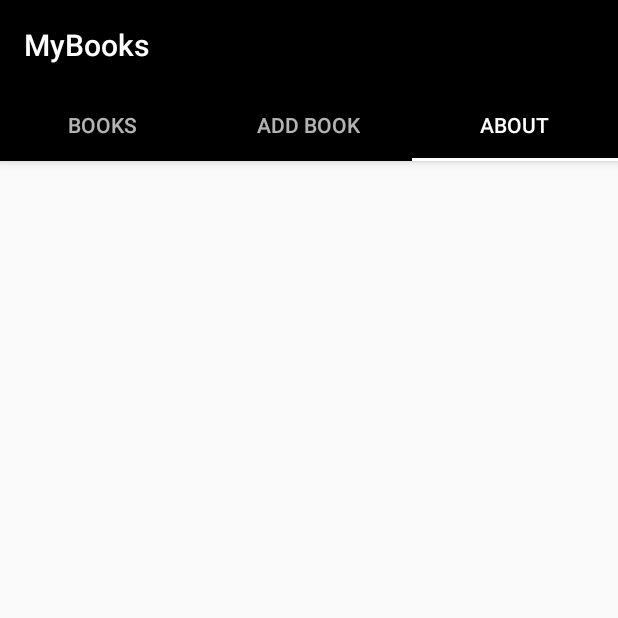
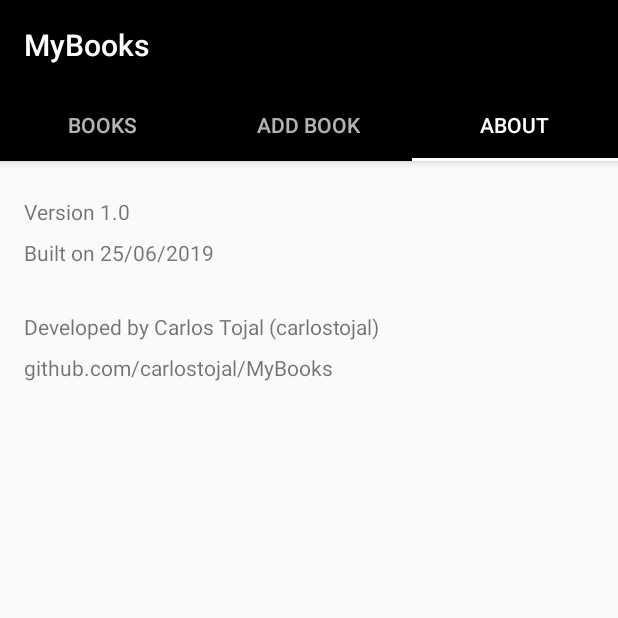
Before and after one commit to carlostojal/MyBooks, an Android app: the screen it shows after launch (MainActivity), tab 3 chosen, on a phone screen of 412 x 824 dp, the top half of it. Run offline under Robolectric (Android 15) with nearby library versions, the phone set to English and light mode, and no system bars.

Commit message:
Concluded app interface

```diff
--- /dev/null
+++ b/app/src/main/java/com/carlostojal/mybooks/About.java
@@ -0,0 +1,29 @@
+package com.carlostojal.mybooks;
+
+//
+// Copyright (c) Carlos Tojal (carlostojal)
+// About.java
+// MyBooks
+// github.com/carlostojal/MyBooks
+//
+
+import android.os.Bundle;
+import android.view.LayoutInflater;
+import android.view.View;
+import android.view.ViewGroup;
+import android.widget.Toast;
+
+import androidx.annotation.Nullable;
+import androidx.fragment.app.Fragment;
+
+public class About extends Fragment {
+    public static final String TAG = "AboutFragment";
+
+    @Nullable
+    @Override
+    public View onCreateView(LayoutInflater inflater, @Nullable ViewGroup container, @Nullable Bundle savedInstanceState) {
+        View view = inflater.inflate(R.layout.fragment_about,container,false);
+
+        return view;
+    }
+}
--- /dev/null
+++ b/app/src/main/java/com/carlostojal/mybooks/AddBook.java
@@ -0,0 +1,54 @@
+package com.carlostojal.mybooks;
+
+//
+// Copyright (c) Carlos Tojal (carlostojal)
+// AddBook.java
+// MyBooks
+// github.com/carlostojal/MyBooks
+//
+
+import android.os.Bundle;
+import android.view.LayoutInflater;
+import android.view.View;
+import android.view.ViewGroup;
+import android.widget.EditText;
+import android.widget.TextView;
+import android.widget.Toast;
+
+import androidx.annotation.Nullable;
+import androidx.fragment.app.Fragment;
+
+public class AddBook extends Fragment {
+    public static final String TAG = "AddBookFragment";
+
+    //Interface elements declaration
+    private TextView titleText;
+    private TextView writerText;
+    private TextView publisherText;
+    private TextView yearText;
+    private TextView npagesText;
+    private EditText titleField;
+    private EditText writerField;
+    private EditText publisherField;
+    private EditText yearField;
+    private EditText npagesField;
+
+    @Nullable
+    @Override
+    public View onCreateView(LayoutInflater inflater, @Nullable ViewGroup container, @Nullable Bundle savedInstanceState) {
+        View view = inflater.inflate(R.layout.fragment_add_book,container,false);
+
+        titleText = (TextView) view.findViewById(R.id.title);
+        writerText = (TextView) view.findViewById(R.id.writer);
+        publisherText = (TextView) view.findViewById(R.id.publisher);
+        yearText = (TextView) view.findViewById(R.id.year);
+        npagesText = (TextView) view.findViewById(R.id.npages);
+        titleField = (EditText) view.findViewById(R.id.title_field);
+        writerField = (EditText) view.findViewById(R.id.writer_field);
+        publisherField = (EditText) view.findViewById(R.id.publisher_field);
+        yearField = (EditText) view.findViewById(R.id.year_field);
+        npagesField = (EditText) view.findViewById(R.id.npages_field);
+
+        return view;
+    }
+}
--- /dev/null
+++ b/app/src/main/java/com/carlostojal/mybooks/Books.java
@@ -0,0 +1,35 @@
+package com.carlostojal.mybooks;
+
+//
+// Copyright (c) Carlos Tojal (carlostojal)
+// Books.java
+// MyBooks
+// github.com/carlostojal/MyBooks
+//
+
+import android.os.Bundle;
+import android.view.LayoutInflater;
+import android.view.View;
+import android.view.ViewGroup;
+import android.widget.ListView;
+import android.widget.TextView;
+import android.widget.Toast;
+
+import androidx.annotation.Nullable;
+import androidx.fragment.app.Fragment;
+
+public class Books extends Fragment {
+    public static final String TAG = "BooksFragment";
+
+    private ListView bookList;
+
+    @Nullable
+    @Override
+    public View onCreateView(LayoutInflater inflater, @Nullable ViewGroup container, @Nullable Bundle savedInstanceState) {
+        View view = inflater.inflate(R.layout.fragment_books,container,false);
+
+        bookList = view.findViewById(R.id.booklist);
+
+        return view;
+    }
+}
--- a/app/src/main/java/com/carlostojal/mybooks/MainActivity.java
+++ b/app/src/main/java/com/carlostojal/mybooks/MainActivity.java
@@ -19,9 +19,30 @@ import android.view.View;
 
 public class MainActivity extends AppCompatActivity {
 
+    public static final String TAG = "MainActivity";
+
+    private SectionsPageAdapter mSectionsPageAdapter;
+    private ViewPager mViewPager;
+
     @Override
     protected void onCreate(Bundle savedInstanceState) {
         super.onCreate(savedInstanceState);
         setContentView(R.layout.activity_main);
+
+        mSectionsPageAdapter = new SectionsPageAdapter(getSupportFragmentManager());
+
+        mViewPager = (ViewPager) findViewById(R.id.view_pager);
+        setupViewPager(mViewPager);
+
+        TabLayout tabLayout = (TabLayout) findViewById(R.id.tabs);
+        tabLayout.setupWithViewPager(mViewPager);
+    }
+
+    private void setupViewPager(ViewPager viewPager) {
+        SectionsPageAdapter adapter = new SectionsPageAdapter(getSupportFragmentManager());
+        adapter.addFragment(new Books(),"Books");
+        adapter.addFragment(new AddBook(),"Add Book");
+        adapter.addFragment(new About(),"About");
+        viewPager.setAdapter(adapter);
     }
 }
--- /dev/null
+++ b/app/src/main/java/com/carlostojal/mybooks/SectionsPageAdapter.java
@@ -0,0 +1,44 @@
+package com.carlostojal.mybooks;
+
+//
+// Copyright (c) Carlos Tojal (carlostojal)
+// SectionPageAdapter.java
+// MyBooks
+// github.com/carlostojal/MyBooks
+//
+
+import androidx.fragment.app.Fragment;
+import androidx.fragment.app.FragmentManager;
+import androidx.fragment.app.FragmentPagerAdapter;
+
+import java.util.ArrayList;
+import java.util.List;
+
+public class SectionsPageAdapter extends FragmentPagerAdapter {
+
+    private final List<Fragment> mFragmentList = new ArrayList<>();
+    private final List<String> mFragmentTitleList = new ArrayList<>();
+
+    public void addFragment(Fragment fragment,String title) {
+        mFragmentList.add(fragment);
+        mFragmentTitleList.add(title);
+    }
+
+    public SectionsPageAdapter(FragmentManager fm) {
+        super(fm);
+    }
+
+    public CharSequence getPageTitle(int position) {
+        return mFragmentTitleList.get(position);
+    }
+
+    @Override
+    public Fragment getItem(int position) {
+        return mFragmentList.get(position);
+    }
+
+    @Override
+    public int getCount() {
+        return mFragmentList.size();
+    }
+}
--- /dev/null
+++ b/app/src/main/res/layout/fragment_about.xml
@@ -0,0 +1,48 @@
+<?xml version="1.0" encoding="utf-8"?>
+<androidx.constraintlayout.widget.ConstraintLayout xmlns:android="http://schemas.android.com/apk/res/android"
+    xmlns:app="http://schemas.android.com/apk/res-auto"
+    xmlns:tools="http://schemas.android.com/tools"
+    android:id="@+id/constraintLayout"
+    android:layout_width="match_parent"
+    android:layout_height="match_parent">
+
+    <TextView
+        android:id="@+id/version"
+        android:layout_width="wrap_content"
+        android:layout_height="wrap_content"
+        android:layout_marginStart="16dp"
+        android:layout_marginTop="24dp"
+        android:text="@string/version"
+        app:layout_constraintStart_toStartOf="parent"
+        app:layout_constraintTop_toTopOf="parent" />
+
+    <TextView
+        android:id="@+id/version_date"
+        android:layout_width="wrap_content"
+        android:layout_height="wrap_content"
+        android:layout_marginStart="16dp"
+        android:layout_marginTop="8dp"
+        android:text="@string/version_date"
+        app:layout_constraintStart_toStartOf="parent"
+        app:layout_constraintTop_toBottomOf="@+id/version" />
+
+    <TextView
+        android:id="@+id/developer"
+        android:layout_width="wrap_content"
+        android:layout_height="wrap_content"
+        android:layout_marginStart="16dp"
+        android:layout_marginTop="30dp"
+        android:text="@string/developer"
+        app:layout_constraintStart_toStartOf="parent"
+        app:layout_constraintTop_toBottomOf="@+id/version_date" />
+
+    <TextView
+        android:id="@+id/repo"
+        android:layout_width="wrap_content"
+        android:layout_height="wrap_content"
+        android:layout_marginStart="16dp"
+        android:layout_marginTop="8dp"
+        android:text="@string/repo"
+        app:layout_constraintStart_toStartOf="parent"
+        app:layout_constraintTop_toBottomOf="@+id/developer" />
+</androidx.constraintlayout.widget.ConstraintLayout>
--- a/app/src/main/res/layout/fragment_books.xml
+++ b/app/src/main/res/layout/fragment_books.xml
@@ -7,7 +7,7 @@
     android:layout_height="match_parent">
 
     <ListView
-        android:id="@+id/listview"
+        android:id="@+id/booklist"
         android:layout_width="0dp"
         android:layout_height="0dp"
         app:layout_constraintBottom_toBottomOf="parent"
--- a/app/src/main/res/values/strings.xml
+++ b/app/src/main/res/values/strings.xml
@@ -9,4 +9,8 @@
     <string name="year">Year (optional):</string>
     <string name="npages">Number of pages:</string>
     <string name="add_book">Add Book</string>
+    <string name="version">Version 1.0</string>
+    <string name="version_date">Built on 25/06/2019</string>
+    <string name="developer">Developed by Carlos Tojal (carlostojal)</string>
+    <string name="repo">github.com/carlostojal/MyBooks</string>
 </resources>
```
